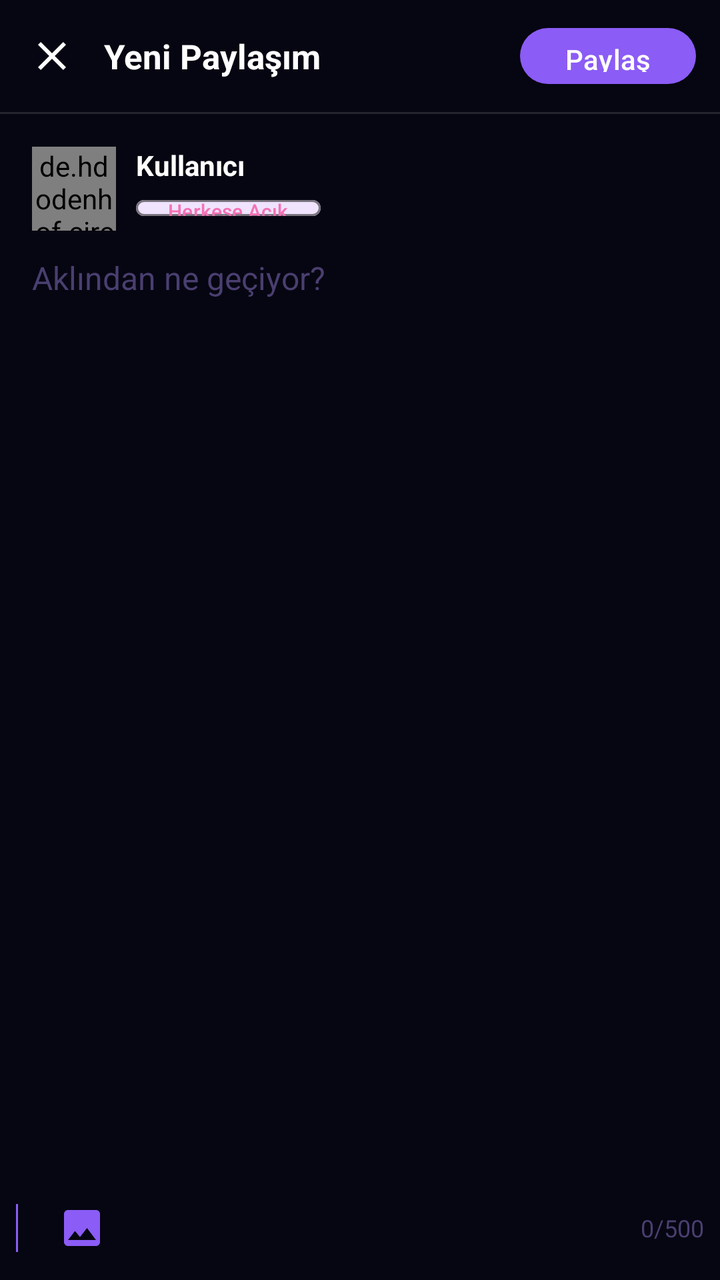
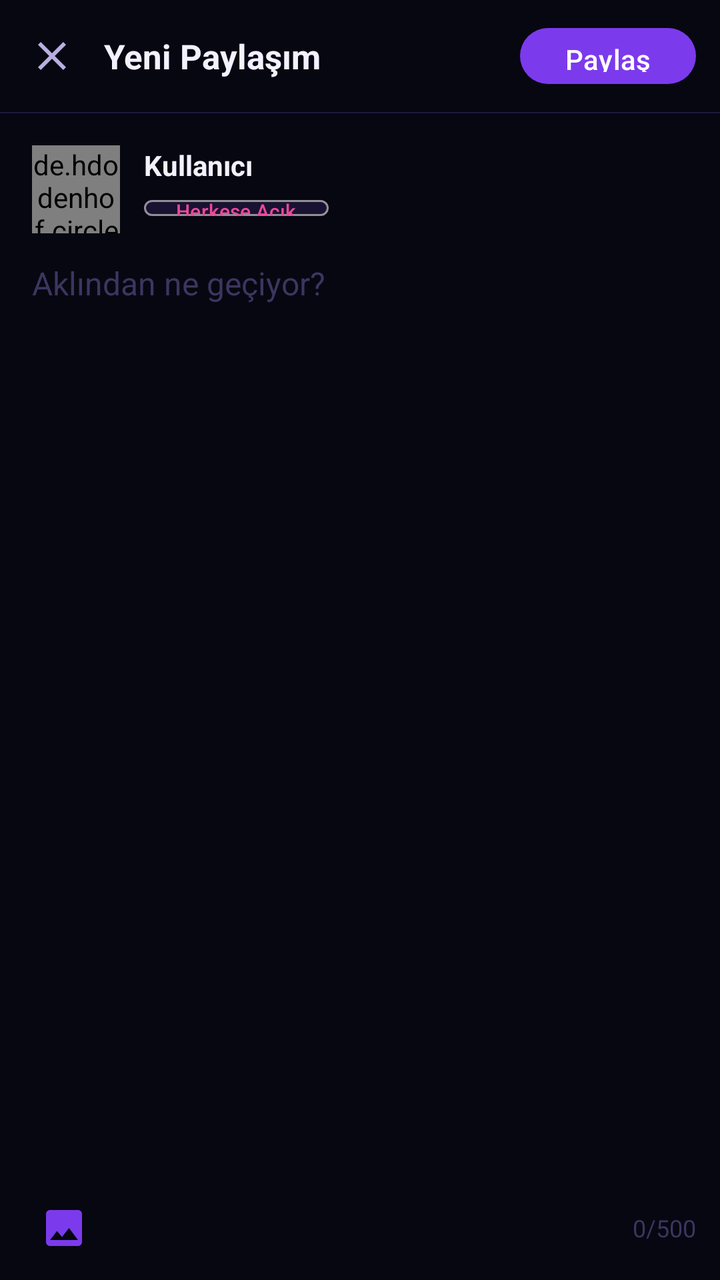

Before-and-after screenshots of an Android layout around one commit, followed by the original layout XML and the change that was made.
<!-- AndroidManifest.xml: application theme Theme.Heftreng -->
<!-- res/layout/fragment_compose.xml -->
<?xml version="1.0" encoding="utf-8"?>
<androidx.constraintlayout.widget.ConstraintLayout
    xmlns:android="http://schemas.android.com/apk/res/android"
    xmlns:app="http://schemas.android.com/apk/res-auto"
    android:layout_width="match_parent"
    android:layout_height="match_parent"
    android:background="@color/background">

    
    <LinearLayout
        android:id="@+id/toolbar"
        android:layout_width="0dp"
        android:layout_height="56dp"
        android:background="@color/background"
        android:orientation="horizontal"
        android:gravity="center_vertical"
        android:paddingStart="4dp"
        android:paddingEnd="12dp"
        app:layout_constraintTop_toTopOf="parent"
        app:layout_constraintStart_toStartOf="parent"
        app:layout_constraintEnd_toEndOf="parent">

        <ImageButton
            android:id="@+id/btnBack"
            android:layout_width="44dp"
            android:layout_height="44dp"
            android:background="?attr/selectableItemBackgroundBorderless"
            android:src="@drawable/ic_close"
            android:tint="@color/white"/>

        <TextView
            android:layout_width="0dp"
            android:layout_height="wrap_content"
            android:layout_weight="1"
            android:layout_marginStart="4dp"
            android:textColor="@color/white"
            android:textSize="17sp"
            android:textStyle="bold"
            android:text="Yeni Paylaşım"/>

        <com.google.android.material.button.MaterialButton
            android:id="@+id/btnShare"
            android:layout_width="wrap_content"
            android:layout_height="36dp"
            android:text="Paylaş"
            android:textSize="14sp"
            android:paddingHorizontal="20dp"
            app:backgroundTint="@color/brand_primary"
            android:textColor="@color/white"
            style="@style/Widget.Material3.Button"
            app:cornerRadius="18dp"/>

    </LinearLayout>

    
    <View
        android:id="@+id/divider"
        android:layout_width="0dp"
        android:layout_height="1dp"
        android:background="#1FFFFFFF"
        app:layout_constraintTop_toBottomOf="@id/toolbar"
        app:layout_constraintStart_toStartOf="parent"
        app:layout_constraintEnd_toEndOf="parent"/>

    <ScrollView
        android:layout_width="0dp"
        android:layout_height="0dp"
        app:layout_constraintTop_toBottomOf="@id/divider"
        app:layout_constraintBottom_toTopOf="@id/bottomBar"
        app:layout_constraintStart_toStartOf="parent"
        app:layout_constraintEnd_toEndOf="parent">

        <LinearLayout
            android:layout_width="match_parent"
            android:layout_height="wrap_content"
            android:orientation="vertical"
            android:padding="16dp">

            
            <LinearLayout
                android:layout_width="match_parent"
                android:layout_height="wrap_content"
                android:orientation="horizontal"
                android:gravity="center_vertical"
                android:layout_marginBottom="12dp">

                <de.hdodenhof.circleimageview.CircleImageView
                    android:id="@+id/ivMyAvatar"
                    android:layout_width="42dp"
                    android:layout_height="42dp"
                    android:src="@drawable/ic_account_circle"
                    app:civ_border_color="@color/brand_primary"
                    app:civ_border_width="1.5dp"/>

                <LinearLayout
                    android:layout_width="0dp"
                    android:layout_height="wrap_content"
                    android:layout_weight="1"
                    android:orientation="vertical"
                    android:layout_marginStart="10dp">

                    <TextView
                        android:id="@+id/tvMyName"
                        android:layout_width="wrap_content"
                        android:layout_height="wrap_content"
                        android:textColor="@color/white"
                        android:textSize="14sp"
                        android:textStyle="bold"
                        android:text="Kullanıcı"/>

                    
                    <com.google.android.material.chip.Chip
                        android:id="@+id/chipAudience"
                        android:layout_width="wrap_content"
                        android:layout_height="24dp"
                        android:text="Herkese Açık"
                        android:textSize="10sp"
                        style="@style/Widget.Material3.Chip.Filter"
                        app:chipBackgroundColor="#1A7C3AED"
                        android:textColor="@color/brand_accent"/>

                </LinearLayout>

            </LinearLayout>

            
            <EditText
                android:id="@+id/etContent"
                android:layout_width="match_parent"
                android:layout_height="wrap_content"
                android:minHeight="120dp"
                android:hint="Aklından ne geçiyor?"
                android:textColorHint="@color/text_hint"
                android:textColor="@color/white"
                android:textSize="16sp"
                android:background="@null"
                android:inputType="textMultiLine|textCapSentences"
                android:gravity="top"
                android:lineSpacingMultiplier="1.5"/>

            
            <FrameLayout
                android:id="@+id/framePreview"
                android:layout_width="match_parent"
                android:layout_height="wrap_content"
                android:layout_marginTop="12dp"
                android:visibility="gone">

                <com.google.android.material.imageview.ShapeableImageView
                    android:id="@+id/ivPreview"
                    android:layout_width="match_parent"
                    android:layout_height="200dp"
                    android:scaleType="centerCrop"
                    app:shapeAppearanceOverlay="@style/RoundedImage"/>

                
                <ImageButton
                    android:id="@+id/btnRemoveImage"
                    android:layout_width="32dp"
                    android:layout_height="32dp"
                    android:layout_gravity="top|end"
                    android:layout_margin="8dp"
                    android:background="#CC000000"
                    android:src="@drawable/ic_close"
                    android:tint="@color/white"
                    android:padding="4dp"/>

            </FrameLayout>

        </LinearLayout>

    </ScrollView>

    
    <LinearLayout
        android:id="@+id/bottomBar"
        android:layout_width="0dp"
        android:layout_height="52dp"
        android:background="@color/background"
        android:orientation="horizontal"
        android:gravity="center_vertical"
        android:paddingHorizontal="8dp"
        app:layout_constraintBottom_toBottomOf="parent"
        app:layout_constraintStart_toStartOf="parent"
        app:layout_constraintEnd_toEndOf="parent">

        <View
            android:layout_width="1dp"
            android:layout_height="24dp"
            android:background="@color/brand_primary"
            android:layout_marginEnd="12dp"/>

        <ImageButton
            android:id="@+id/btnAddImage"
            android:layout_width="40dp"
            android:layout_height="40dp"
            android:background="?attr/selectableItemBackgroundBorderless"
            android:src="@drawable/ic_image"
            android:tint="@color/brand_primary"
            android:contentDescription="Görsel Ekle"/>

        <View
            android:layout_width="0dp"
            android:layout_height="0dp"
            android:layout_weight="1"/>

        <TextView
            android:id="@+id/tvCharCount"
            android:layout_width="wrap_content"
            android:layout_height="wrap_content"
            android:textColor="@color/text_hint"
            android:textSize="12sp"
            android:text="0/500"/>

    </LinearLayout>

</androidx.constraintlayout.widget.ConstraintLayout>
<!-- resources referenced by this layout -->
<resources>
  <color name="background">#060612</color>
  <color name="brand_accent">#F472B6</color>
  <color name="brand_primary">#8B5CF6</color>
  <color name="text_hint">#4A3F70</color>
  <color name="white">#FFFFFF</color>
  <!-- drawable ic_account_circle (drawable) -->
  <vector xmlns:android="http://schemas.android.com/apk/res/android" android:width="24dp" android:height="24dp" android:viewportWidth="24" android:viewportHeight="24">
  <path android:fillColor="#AAAAAA" android:pathData="M12,2C6.48,2 2,6.48 2,12s4.48,10 10,10 10,-4.48 10,-10S17.52,2 12,2zM12,5c1.66,0 3,1.34 3,3s-1.34,3 -3,3 -3,-1.34 -3,-3 1.34,-3 3,-3zM12,19.2c-2.5,0 -4.71,-1.28 -6,-3.22 0.03,-1.99 4,-3.08 6,-3.08 1.99,0 5.97,1.09 6,3.08 -1.29,1.94 -3.5,3.22 -6,3.22z"/>
  </vector>
  <!-- drawable ic_close (drawable) -->
  <vector xmlns:android="http://schemas.android.com/apk/res/android" android:width="24dp" android:height="24dp" android:viewportWidth="24" android:viewportHeight="24">
    <path android:fillColor="@android:color/white" android:pathData="M19,6.41L17.59,5 12,10.59 6.41,5 5,6.41 10.59,12 5,17.59 6.41,19 12,13.41 17.59,19 19,17.59 13.41,12z"/>
  </vector>
  <!-- drawable ic_image (drawable) -->
  <vector xmlns:android="http://schemas.android.com/apk/res/android" android:width="24dp" android:height="24dp" android:viewportWidth="24" android:viewportHeight="24">
    <path android:fillColor="@android:color/white" android:pathData="M21,19V5c0,-1.1 -0.9,-2 -2,-2H5c-1.1,0 -2,0.9 -2,2v14c0,1.1 0.9,2 2,2h14c1.1,0 2,-0.9 2,-2zM8.5,13.5l2.5,3.01L14.5,12l4.5,6H5l3.5,-4.5z"/>
  </vector>
  <style name="RoundedImage">
          <item name="android:scaleType">centerCrop</item>
      </style>
  <style name="Theme.Heftreng" parent="Theme.Material3.DayNight.NoActionBar">
          <item name="colorPrimary">@color/brand_primary</item>
          <item name="colorPrimaryVariant">@color/brand_primary_dark</item>
          <item name="colorOnPrimary">@color/white</item>
          <item name="android:windowBackground">@color/background</item>
          <item name="android:statusBarColor">@color/background</item>
          <item name="android:navigationBarColor">@color/background</item>
      </style>
  <color name="brand_primary_dark">#6D28D9</color>
</resources>

<!-- the commit's change to res/layout/fragment_compose.xml (unified diff, before → after) -->
@@ -11,11 +11,11 @@
         android:id="@+id/toolbar"
         android:layout_width="0dp"
         android:layout_height="56dp"
-        android:background="@color/background"
         android:orientation="horizontal"
         android:gravity="center_vertical"
         android:paddingStart="4dp"
         android:paddingEnd="12dp"
+        android:background="@color/background"
         app:layout_constraintTop_toTopOf="parent"
         app:layout_constraintStart_toStartOf="parent"
         app:layout_constraintEnd_toEndOf="parent">
@@ -26,14 +26,14 @@
             android:layout_height="44dp"
             android:background="?attr/selectableItemBackgroundBorderless"
             android:src="@drawable/ic_close"
-            android:tint="@color/white"/>
+            android:tint="@color/text_secondary"/>
 
         <TextView
             android:layout_width="0dp"
             android:layout_height="wrap_content"
             android:layout_weight="1"
             android:layout_marginStart="4dp"
-            android:textColor="@color/white"
+            android:textColor="@color/text_primary"
             android:textSize="17sp"
             android:textStyle="bold"
             android:text="Yeni Paylaşım"/>
@@ -52,12 +52,11 @@
 
     </LinearLayout>
 
-    
     <View
         android:id="@+id/divider"
         android:layout_width="0dp"
-        android:layout_height="1dp"
-        android:background="#1FFFFFFF"
+        android:layout_height="0.5dp"
+        android:background="@color/border"
         app:layout_constraintTop_toBottomOf="@id/toolbar"
         app:layout_constraintStart_toStartOf="parent"
         app:layout_constraintEnd_toEndOf="parent"/>
@@ -82,12 +81,12 @@
                 android:layout_height="wrap_content"
                 android:orientation="horizontal"
                 android:gravity="center_vertical"
-                android:layout_marginBottom="12dp">
+                android:layout_marginBottom="14dp">
 
                 <de.hdodenhof.circleimageview.CircleImageView
                     android:id="@+id/ivMyAvatar"
-                    android:layout_width="42dp"
-                    android:layout_height="42dp"
+                    android:layout_width="44dp"
+                    android:layout_height="44dp"
                     android:src="@drawable/ic_account_circle"
                     app:civ_border_color="@color/brand_primary"
                     app:civ_border_width="1.5dp"/>
@@ -97,18 +96,17 @@
                     android:layout_height="wrap_content"
                     android:layout_weight="1"
                     android:orientation="vertical"
-                    android:layout_marginStart="10dp">
+                    android:layout_marginStart="12dp">
 
                     <TextView
                         android:id="@+id/tvMyName"
                         android:layout_width="wrap_content"
                         android:layout_height="wrap_content"
-                        android:textColor="@color/white"
+                        android:textColor="@color/text_primary"
                         android:textSize="14sp"
                         android:textStyle="bold"
                         android:text="Kullanıcı"/>
 
-                    
                     <com.google.android.material.chip.Chip
                         android:id="@+id/chipAudience"
                         android:layout_width="wrap_content"
@@ -128,10 +126,10 @@
                 android:id="@+id/etContent"
                 android:layout_width="match_parent"
                 android:layout_height="wrap_content"
-                android:minHeight="120dp"
+                android:minHeight="140dp"
                 android:hint="Aklından ne geçiyor?"
                 android:textColorHint="@color/text_hint"
-                android:textColor="@color/white"
+                android:textColor="@color/text_primary"
                 android:textSize="16sp"
                 android:background="@null"
                 android:inputType="textMultiLine|textCapSentences"
@@ -143,17 +141,16 @@
                 android:id="@+id/framePreview"
                 android:layout_width="match_parent"
                 android:layout_height="wrap_content"
-                android:layout_marginTop="12dp"
+                android:layout_marginTop="14dp"
                 android:visibility="gone">
 
                 <com.google.android.material.imageview.ShapeableImageView
                     android:id="@+id/ivPreview"
                     android:layout_width="match_parent"
-                    android:layout_height="200dp"
+                    android:layout_height="220dp"
                     android:scaleType="centerCrop"
                     app:shapeAppearanceOverlay="@style/RoundedImage"/>
 
-                
                 <ImageButton
                     android:id="@+id/btnRemoveImage"
                     android:layout_width="32dp"
@@ -163,7 +160,7 @@
                     android:background="#CC000000"
                     android:src="@drawable/ic_close"
                     android:tint="@color/white"
-                    android:padding="4dp"/>
+                    android:padding="6dp"/>
 
             </FrameLayout>
 
@@ -179,16 +176,10 @@
         android:background="@color/background"
         android:orientation="horizontal"
         android:gravity="center_vertical"
-        android:paddingHorizontal="8dp"
+        android:paddingHorizontal="12dp"
         app:layout_constraintBottom_toBottomOf="parent"
         app:layout_constraintStart_toStartOf="parent"
         app:layout_constraintEnd_toEndOf="parent">
-
-        <View
-            android:layout_width="1dp"
-            android:layout_height="24dp"
-            android:background="@color/brand_primary"
-            android:layout_marginEnd="12dp"/>
 
         <ImageButton
             android:id="@+id/btnAddImage"
<!-- resource entries referenced after the edit -->
@@ -1,9 +1,12 @@
 <!-- resources referenced by this layout -->
 <resources>
-  <color name="background">#060612</color>
-  <color name="brand_accent">#F472B6</color>
-  <color name="brand_primary">#8B5CF6</color>
-  <color name="text_hint">#4A3F70</color>
+  <color name="background">#070711</color>
+  <color name="border">#1C1940</color>
+  <color name="brand_accent">#EC4899</color>
+  <color name="brand_primary">#7C3AED</color>
+  <color name="text_hint">#3D3560</color>
+  <color name="text_primary">#F4F1FF</color>
+  <color name="text_secondary">#B8AEE0</color>
   <color name="white">#FFFFFF</color>
   <!-- drawable ic_account_circle (drawable) -->
   <vector xmlns:android="http://schemas.android.com/apk/res/android" android:width="24dp" android:height="24dp" android:viewportWidth="24" android:viewportHeight="24">
@@ -17,17 +20,37 @@
   <vector xmlns:android="http://schemas.android.com/apk/res/android" android:width="24dp" android:height="24dp" android:viewportWidth="24" android:viewportHeight="24">
     <path android:fillColor="@android:color/white" android:pathData="M21,19V5c0,-1.1 -0.9,-2 -2,-2H5c-1.1,0 -2,0.9 -2,2v14c0,1.1 0.9,2 2,2h14c1.1,0 2,-0.9 2,-2zM8.5,13.5l2.5,3.01L14.5,12l4.5,6H5l3.5,-4.5z"/>
   </vector>
-  <style name="RoundedImage">
-          <item name="android:scaleType">centerCrop</item>
+  <style name="RoundedImage" parent="">
+          <item name="cornerFamily">rounded</item>
+          <item name="cornerSize">12dp</item>
       </style>
-  <style name="Theme.Heftreng" parent="Theme.Material3.DayNight.NoActionBar">
+  <style name="Theme.Heftreng" parent="Theme.Material3.Dark">
           <item name="colorPrimary">@color/brand_primary</item>
           <item name="colorPrimaryVariant">@color/brand_primary_dark</item>
           <item name="colorOnPrimary">@color/white</item>
+          <item name="colorSecondary">@color/brand_accent</item>
+          <item name="colorOnSecondary">@color/white</item>
+          <item name="colorSurface">@color/surface</item>
+          <item name="colorOnSurface">@color/text_primary</item>
+          <item name="colorBackground">@color/background</item>
+          <item name="android:colorBackground">@color/background</item>
+          <item name="colorOnBackground">@color/text_primary</item>
+          <item name="colorError">@color/error</item>
           <item name="android:windowBackground">@color/background</item>
           <item name="android:statusBarColor">@color/background</item>
-          <item name="android:navigationBarColor">@color/background</item>
+          <item name="android:navigationBarColor">@color/surface</item>
+          <item name="android:windowLightStatusBar">false</item>
+          <item name="android:windowLightNavigationBar">false</item>
+          <item name="bottomNavigationStyle">@style/HeftBottomNav</item>
       </style>
-  <color name="brand_primary_dark">#6D28D9</color>
+  <color name="brand_primary_dark">#5B21B6</color>
+  <color name="surface">#0E0E1C</color>
+  <color name="error">#F43F5E</color>
+  <style name="HeftBottomNav" parent="Widget.Material3.BottomNavigationView">
+          <item name="android:background">@color/surface</item>
+          <item name="itemIconTint">@color/bottom_nav_color</item>
+          <item name="itemTextColor">@color/bottom_nav_color</item>
+          <item name="elevation">0dp</item>
+      </style>
 </resources>
 
